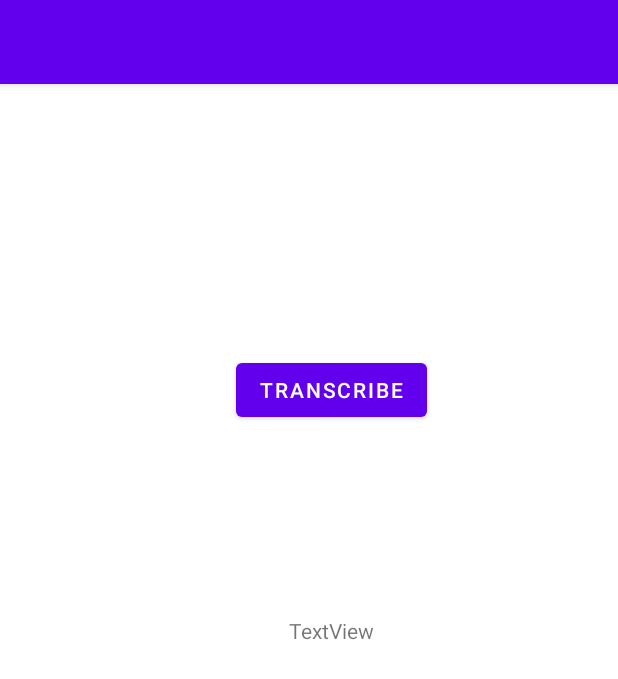
After one commit to adityarevankarp/Callmate, an Android app: the TranscriptionActivity screen opened directly, with no data from a screen before it, on a phone screen of 412 x 824 dp. The commit adds this screen. Shown: the top 679 px of the screen. Run offline under Robolectric (Android 15) with nearby library versions, the phone set to English and light mode, and no system bars.

Commit message:
added new activity for whisper api

```diff
--- a/app/src/main/AndroidManifest.xml
+++ b/app/src/main/AndroidManifest.xml
@@ -1,7 +1,8 @@
 <?xml version="1.0" encoding="utf-8"?>
 <manifest xmlns:android="http://schemas.android.com/apk/res/android"
     xmlns:tools="http://schemas.android.com/tools">
-    <uses-permission android:name="android.permission.INTERNET"/>
+
+    <uses-permission android:name="android.permission.INTERNET" />
 
     <application
         android:allowBackup="true"
@@ -12,6 +13,9 @@
         android:supportsRtl="true"
         android:theme="@style/Theme.CallMate"
         tools:targetApi="31">
+        <activity
+            android:name=".TranscriptionActivity"
+            android:exported="false" />
         <activity
             android:name=".MainActivity"
             android:exported="true">
--- a/app/src/main/java/com/revankars/callmate/MainActivity.java
+++ b/app/src/main/java/com/revankars/callmate/MainActivity.java
@@ -19,6 +19,7 @@
 import java.io.IOException;
 import java.util.ArrayList;
 import java.util.List;
+import java.util.concurrent.TimeUnit;
 
 import okhttp3.Call;
 import okhttp3.Callback;
@@ -40,7 +41,7 @@
 
     public static final MediaType JSON
             = MediaType.get("application/json; charset=utf-8");
-    OkHttpClient client = new OkHttpClient();
+    OkHttpClient client = new OkHttpClient.Builder().readTimeout(60, TimeUnit.SECONDS).build();
 
 
 
--- /dev/null
+++ b/app/src/main/java/com/revankars/callmate/TranscriptionActivity.java
@@ -0,0 +1,14 @@
+package com.revankars.callmate;
+
+import androidx.appcompat.app.AppCompatActivity;
+
+import android.os.Bundle;
+
+public class TranscriptionActivity extends AppCompatActivity {
+
+    @Override
+    protected void onCreate(Bundle savedInstanceState) {
+        super.onCreate(savedInstanceState);
+        setContentView(R.layout.activity_transcription);
+    }
+}
--- /dev/null
+++ b/app/src/main/res/layout/activity_transcription.xml
@@ -0,0 +1,34 @@
+<?xml version="1.0" encoding="utf-8"?>
+<androidx.constraintlayout.widget.ConstraintLayout xmlns:android="http://schemas.android.com/apk/res/android"
+    xmlns:app="http://schemas.android.com/apk/res-auto"
+    xmlns:tools="http://schemas.android.com/tools"
+    android:layout_width="match_parent"
+    android:layout_height="match_parent"
+    tools:context=".TranscriptionActivity">
+
+    <Button
+        android:id="@+id/transcribeButton"
+        android:layout_width="wrap_content"
+        android:layout_height="wrap_content"
+        android:text="Transcribe"
+        app:layout_constraintBottom_toBottomOf="parent"
+        app:layout_constraintEnd_toEndOf="parent"
+        app:layout_constraintHorizontal_bias="0.553"
+        app:layout_constraintStart_toStartOf="parent"
+        app:layout_constraintTop_toTopOf="parent"
+        app:layout_constraintVertical_bias="0.25" />
+
+    <TextView
+        android:id="@+id/transcribeContent"
+        android:layout_width="wrap_content"
+        android:layout_height="wrap_content"
+        android:text="TextView"
+        app:layout_constraintBottom_toBottomOf="parent"
+        app:layout_constraintEnd_toEndOf="parent"
+        app:layout_constraintHorizontal_bias="0.543"
+        app:layout_constraintStart_toStartOf="parent"
+        app:layout_constraintTop_toBottomOf="@+id/transcribeButton"
+        app:layout_constraintVertical_bias="0.243" />
+
+
+</androidx.constraintlayout.widget.ConstraintLayout>
```
Also changed, not shown: 1 other file.
